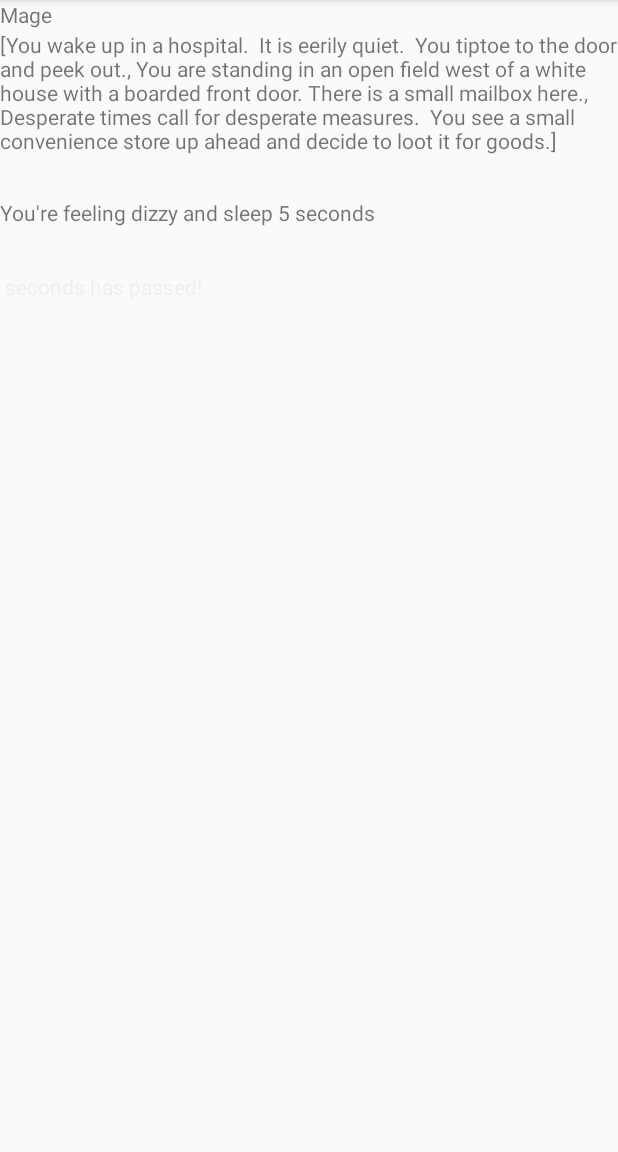
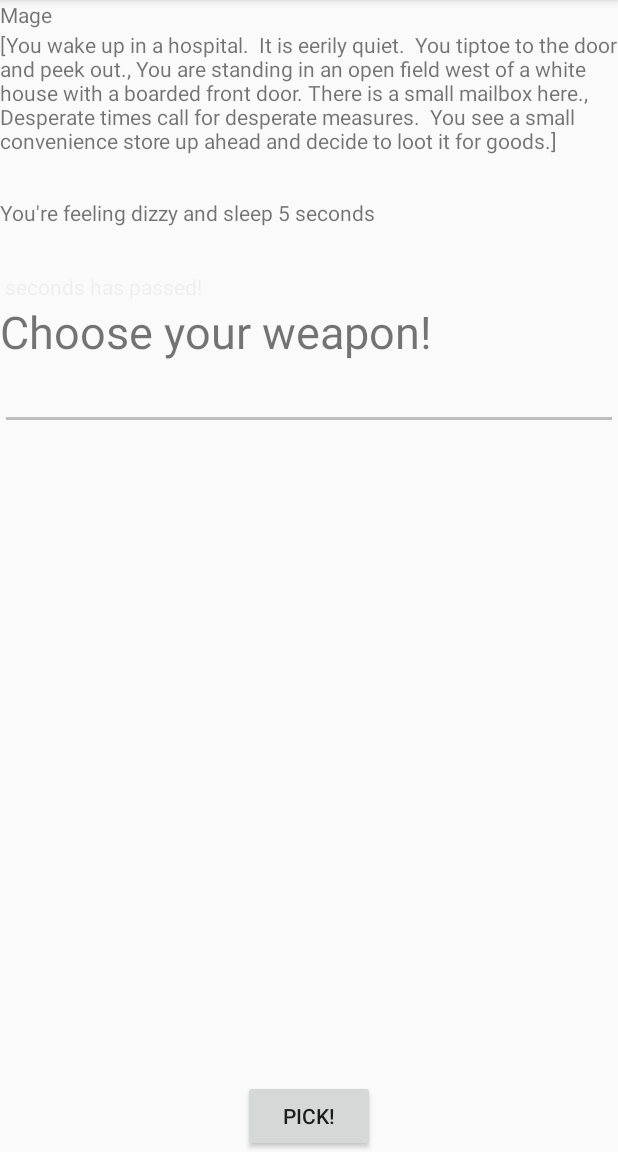
Before and after one commit to bytao7mao/ZombieTextGame, an Android app: the NewGame screen opened directly, with no data from a screen before it, after a tap on "MAGE", on a phone screen of 412 x 824 dp, the part 84-1236 px from its top. Run offline under Robolectric (Android 15) with nearby library versions, the phone set to English and light mode, and no system bars; our stand-ins replace ButterKnife.

```diff
--- a/app/build.gradle
+++ b/app/build.gradle
@@ -34,6 +34,8 @@ dependencies {
     implementation 'com.google.firebase:firebase-database:11.8.0'
     implementation 'com.google.firebase:firebase-messaging:11.8.0'
     implementation 'com.google.firebase:firebase-storage:11.8.0'
+    implementation 'com.jakewharton:butterknife:8.8.1'
+    annotationProcessor 'com.jakewharton:butterknife-compiler:8.8.1'
 }
 
 
--- a/app/src/main/AndroidManifest.xml
+++ b/app/src/main/AndroidManifest.xml
@@ -21,6 +21,7 @@
         <activity android:name=".NewGame" />
         <activity android:name=".OptionsActivity" />
         <activity android:name=".MageActivity"/>
+        <activity android:name=".MageActivityFight"/>
     </application>
 
 </manifest>
--- a/app/src/main/java/com/example/marius/zombiegame/MageActivity.java
+++ b/app/src/main/java/com/example/marius/zombiegame/MageActivity.java
@@ -1,29 +1,44 @@
 package com.example.marius.zombiegame;
 
+import android.content.Intent;
 import android.support.v7.app.AppCompatActivity;
 import android.os.Bundle;
 import android.util.Log;
+import android.view.View;
 import android.view.animation.AlphaAnimation;
 import android.view.animation.Animation;
 import android.view.animation.AnimationSet;
 import android.view.animation.AnimationUtils;
+import android.widget.Button;
+import android.widget.EditText;
 import android.widget.TextView;
 
 import java.util.ArrayList;
 import java.util.List;
 import java.util.Random;
 
+import butterknife.BindView;
+import butterknife.ButterKnife;
+import butterknife.OnClick;
+
 public class MageActivity extends AppCompatActivity {
-    TextView showFirstText, sleepText;
-
+    @BindView(R.id.showFirstText)TextView showFirstText;
+    @BindView(R.id.flashingSleep)TextView sleepText;
+    @BindView(R.id.etChoiceWeapon)EditText etChoiceWeapon;
+    @BindView(R.id.sendToFightBtn)Button sendToFightBtn;
+    Random random = new Random();
     @Override
     protected void onCreate(Bundle savedInstanceState) {
         super.onCreate(savedInstanceState);
         setContentView(R.layout.activity_mage);
-        showFirstText = findViewById(R.id.showFirstText);
-        sleepText = findViewById(R.id.flashingSleep);
+        ButterKnife.bind(this);
         goAction();
-
+        sendToFightBtn.setOnClickListener(new View.OnClickListener() {
+            @Override
+            public void onClick(View v) {
+                setWeaponChoice();
+            }
+        });
 
     }
     private void goAction(){
@@ -33,7 +48,7 @@ public class MageActivity extends AppCompatActivity {
         beginingScenarios.add("You wake up in a hospital.  It is eerily quiet.  You tiptoe to the door and peek out.");
         beginingScenarios.add("You are standing in an open field west of a white house with a boarded front door. There is a small mailbox here.");
         beginingScenarios.add("Desperate times call for desperate measures.  You see a small convenience store up ahead and decide to loot it for goods.");
-        Random random = new Random();
+
         String beginScenario = beginingScenarios.get(random.nextInt(beginingScenarios.size()));
         stringBuilder.append(beginingScenarios);
         Log.d("show", " " + beginScenario);
@@ -50,7 +65,6 @@ public class MageActivity extends AppCompatActivity {
 //            } catch (InterruptedException e) {
 //                e.printStackTrace();
 //            }
-//
 //            switch (counter){
 //                case 0:
 //                    sleepText.setText(counter + " seconds has passed!");
@@ -64,17 +78,41 @@ public class MageActivity extends AppCompatActivity {
 //                default:
 //                    break;
 //            }
-
-
 //            flashingText(counter);
 //            Log.d("show",counter + " seconds has passed!");
 //        }
+    }
 
+    public void setWeaponChoice(){
+        List<String> weapons = new ArrayList<String>();
+        weapons.add("shovel");
+        weapons.add("crossbow");
+        weapons.add("baseball bat");
+        weapons.add("rubber chicken");
+        //weapon choice
+        Intent intent = new Intent(MageActivity.this, MageActivityFight.class);
+        Bundle bundle = new Bundle();
+        String choiceWeapon = etChoiceWeapon.getText().toString();
+        switch (choiceWeapon) {
+            case "shovel":
+                bundle.putString("weapon",weapons.get(0));
+                break;
+            case "crossbow":
+                bundle.putString("weapon",weapons.get(1));
+                break;
+            case "baseball bat":
+                bundle.putString("weapon",weapons.get(2));
+                break;
+            case "rubber chicken":
+                bundle.putString("weapon",weapons.get(3));
+                break;
+            default:
+                bundle.putString("weapon",weapons.get(random.nextInt(weapons.size())));
+        }
+        intent.putExtras(bundle);
+        startActivity(intent);
+    }
 
-
-
-
-    }
     private void flashingText(){
 //        sleepText.setText(counter + " seconds has passed!");
 //        Animation anim = new AlphaAnimation(0.0f, 1.0f);
--- a/app/src/main/java/com/example/marius/zombiegame/NewGame.java
+++ b/app/src/main/java/com/example/marius/zombiegame/NewGame.java
@@ -7,21 +7,24 @@ import android.view.View;
 import android.widget.Button;
 import android.widget.TextView;
 
+import butterknife.BindView;
+import butterknife.ButterKnife;
+
 /**
  * Created by Marius on 2/8/2018.
  */
 
 public class NewGame extends AppCompatActivity {
-    Button backButton, mageButton;
-    String name;
+    @BindView(R.id.backBtn)Button backButton;
+    @BindView(R.id.firstChoice)Button mageButton;
+    @BindView(R.id.userName)TextView txtV;
+    String name = "";
     private static final String NAME = "name";
-
     @Override
     protected void onCreate(Bundle savedInstanceState) {
         super.onCreate(savedInstanceState);
         setContentView(R.layout.activity_new_game);
-
-        TextView txtV = findViewById(R.id.userName);
+        ButterKnife.bind(this);
         Bundle lastIntent = getIntent().getExtras();
         if(lastIntent != null){
             name = lastIntent.getString(NAME);
@@ -29,10 +32,8 @@ public class NewGame extends AppCompatActivity {
         txtV.setText(name);
         configureBackButton();
         configureMageOption();
-
     }
     private void configureMageOption(){
-        mageButton = findViewById(R.id.firstChoice);
         mageButton.setOnClickListener(new View.OnClickListener() {
             @Override
             public void onClick(View v) {
@@ -42,7 +43,6 @@ public class NewGame extends AppCompatActivity {
         });
     }
     private void configureBackButton(){
-        backButton = findViewById(R.id.backBtn);
         backButton.setOnClickListener(new View.OnClickListener(){
             @Override
             public void onClick(View view){
@@ -50,5 +50,4 @@ public class NewGame extends AppCompatActivity {
             }
         });
     }
-
 }
--- a/app/src/main/java/com/example/marius/zombiegame/OptionsActivity.java
+++ b/app/src/main/java/com/example/marius/zombiegame/OptionsActivity.java
@@ -9,12 +9,9 @@ import android.view.View;
  */
 
 public class OptionsActivity extends AppCompatActivity {
-
     @Override
     protected void onCreate(Bundle savedInstanceState) {
         super.onCreate(savedInstanceState);
         setContentView(R.layout.activity_options);
     }
-
-
 }
--- a/app/src/main/java/com/example/marius/zombiegame/Sample.java
+++ b/app/src/main/java/com/example/marius/zombiegame/Sample.java
@@ -11,8 +11,6 @@ import java.util.Scanner;
 
 public class Sample {
     public static void main(String[] args) throws InterruptedException {
-
-
         Scanner sc = new Scanner(System.in);
 
         //Creating a list of arrays
--- a/app/src/main/res/layout/activity_mage.xml
+++ b/app/src/main/res/layout/activity_mage.xml
@@ -37,5 +37,25 @@
         <!--android:paddingTop="30dp"-->
         <!--tools:text="flashingSleep"/>-->
     <!--</blink>-->
+    <TextView
+        android:id="@+id/chosing"
+        android:text="Choose your weapon!"
+        android:layout_width="wrap_content"
+        android:layout_height="wrap_content"
+        android:textSize="30sp"
+        android:layout_below="@id/flashingSleep"/>
+    <EditText
+        android:id="@+id/etChoiceWeapon"
+        android:layout_width="match_parent"
+        android:layout_height="wrap_content"
+        android:layout_below="@id/chosing"/>
+    <Button
+        android:id="@+id/sendToFightBtn"
+        android:text="pick!"
+        android:layout_width="wrap_content"
+        android:layout_height="wrap_content"
+        android:layout_alignParentBottom="true"
+        android:layout_centerHorizontal="true"/>
+
 
 </RelativeLayout>
```
Also changed, not shown: app/src/main/java/com/example/marius/zombiegame/MageActivityFight.java (added, +30 -0 lines), app/src/main/java/com/example/marius/zombiegame/MainActivity.java (+9 -22 lines), app/src/main/java/com/example/marius/zombiegame/PromoScreen.java (+0 -7 lines), app/src/main/java/com/example/marius/zombiegame/SignInActivity.java (+0 -24 lines), app/src/main/java/com/example/marius/zombiegame/Zombie.java (+1 -8 lines), app/src/main/res/layout/activity_mage_fight.xml (added, +17 -0 lines), build.gradle (+2 -5 lines), gradle/wrapper/gradle-wrapper.properties.
